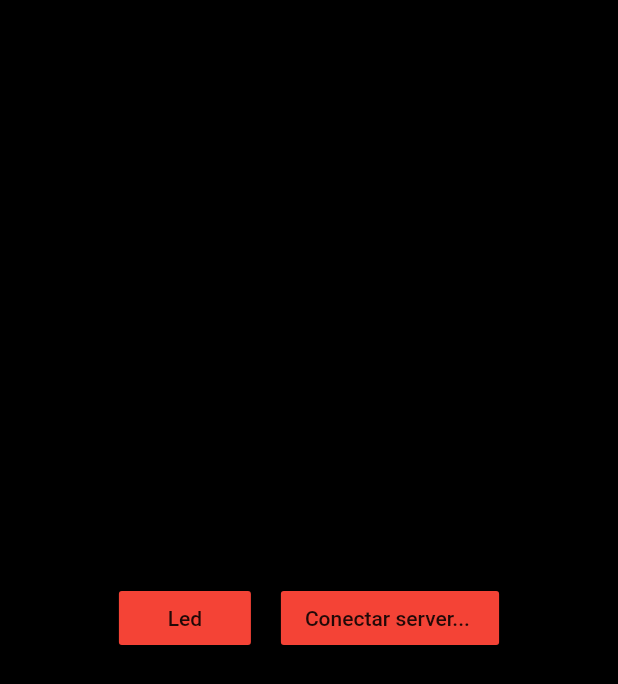
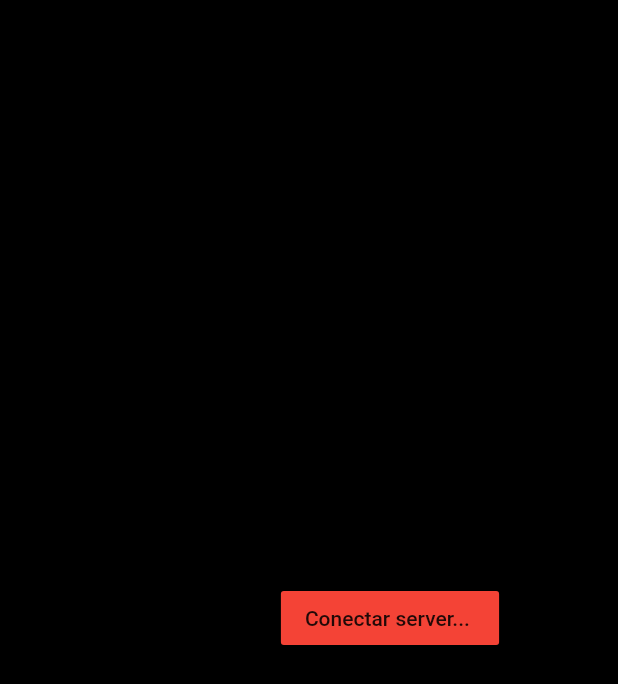
Before and after one commit to franciscoestebanfigueroa/Esp32Flutter, a Flutter app: the screen it shows after launch, on a phone screen of 412 x 824 dp. Shown: the top 684 px of the screen. Run offline on Flutter 3.47's test engine with Material 2 defaults, Android fonts, the phone set to English and light mode, and no system bars; our stand-ins replace socket_io_client.

```diff
--- a/lib/main.dart
+++ b/lib/main.dart
@@ -45,11 +45,15 @@ class PageOne extends StatelessWidget {
           mainAxisAlignment: MainAxisAlignment.center,
           children: [
             MaterialButton(
-                color: data.puerto ? Colors.amber : Colors.red,
-                onPressed: () {
-                  data.on();
-                  print("boton Encender");
-                },
+                color: data.puerto
+                    ? Color.fromARGB(255, 48, 146, 232)
+                    : Colors.red,
+                onPressed: data.estado_server
+                    ? () {
+                        data.on();
+                        print("boton Encender");
+                      }
+                    : null,
                 child: const Text("Led")),
             const SizedBox(
               width: 20,
@@ -60,8 +64,7 @@ class PageOne extends StatelessWidget {
                 onPressed: () {
                   print("socket esta data.server");
                   print(data.estado_server);
-                  data.conectarSocket()
-                  ;
+                  data.conectarSocket();
                 }),
           ],
         ));
```
Also changed, not shown: lib/provider/model.dart (+30 -26 lines).
